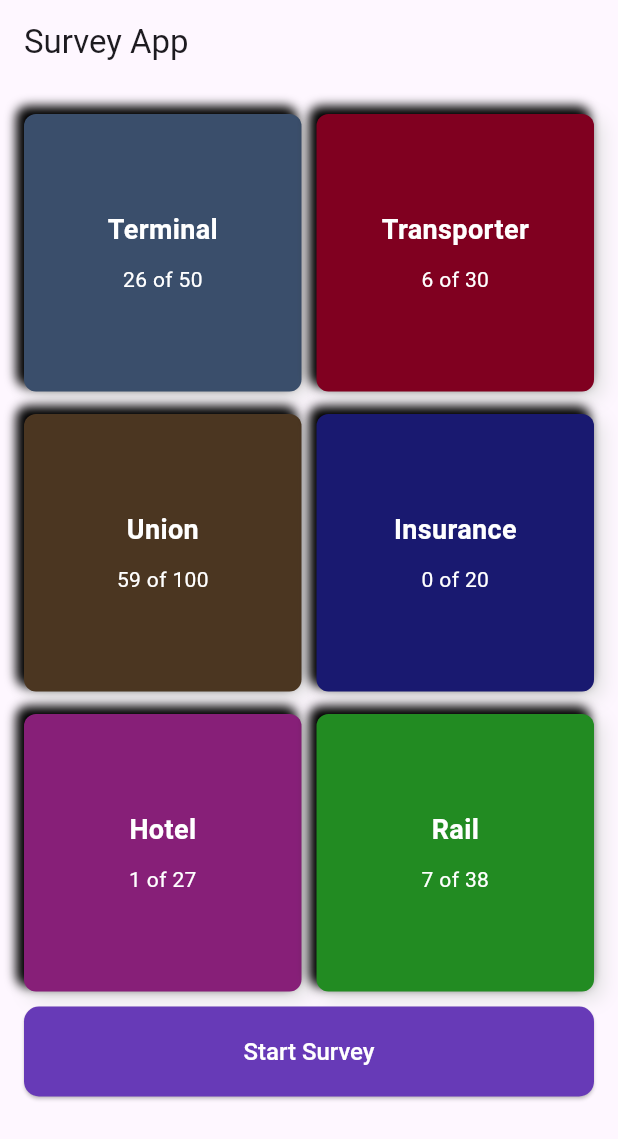
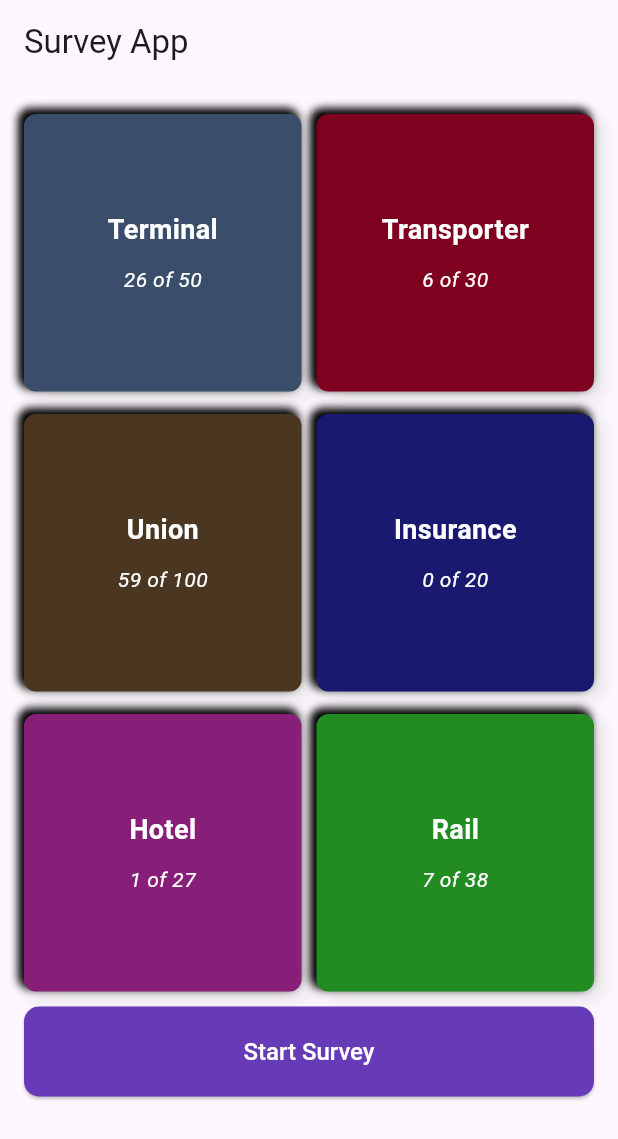
Before and after one commit to iamVictorSam/survey_app, a Flutter app: the HomeScreen screen opened directly, on a phone screen of 412 x 824 dp. Shown: the top 1139 px of the screen. Run offline on Flutter 3.47's test engine with Material 2 defaults, Android fonts, the phone set to English and light mode, and no system bars; our stand-ins replace animated_splash_screen, flutter_screenutil, flutter_svg, get, intl_phone_number_input.

Commit message:
adding touches

```diff
--- a/lib/home.dart
+++ b/lib/home.dart
@@ -84,8 +84,10 @@ class HomeScreen extends StatelessWidget {
                       ),
                       Text(
                         '${surveyData[index]['questionDone']} of ${surveyData[index]['totalQuestion']}',
-                        style:
-                            const TextStyle(color: Colors.white, fontSize: 14),
+                        style: const TextStyle(
+                            color: Colors.white,
+                            fontSize: 14,
+                            fontStyle: FontStyle.italic),
                       ),
                     ],
                   ),
@@ -138,8 +140,8 @@ class ClayContainer extends StatelessWidget {
           ),
           const BoxShadow(
             color: Colors.black,
-            offset: Offset(-4.0, -4.0),
-            blurRadius: 5.0,
+            offset: Offset(-3.0, -3.0),
+            blurRadius: 4.0,
             spreadRadius: 1,
           ),
         ],
```
